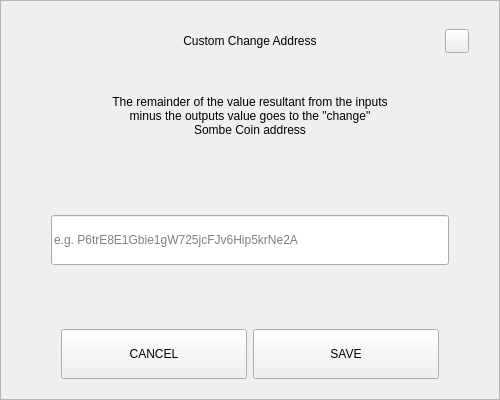
Above: src/qt/Sombe/forms/sendchangeaddressdialog.ui from unixteam2020/po before the change. Below: the same form after it.
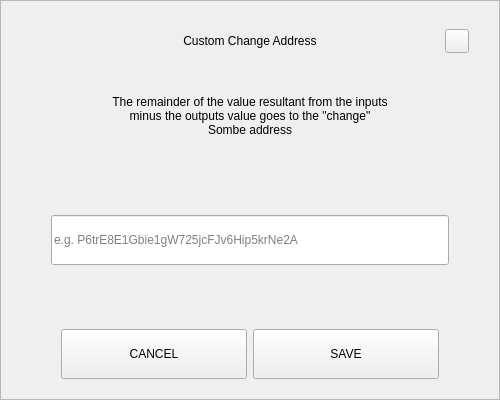
That is the form after the change.

Commit message: fix sombe coin to sombe

What changed in the file:
```diff
--- a/src/qt/Sombe/forms/sendchangeaddressdialog.ui
+++ b/src/qt/Sombe/forms/sendchangeaddressdialog.ui
@@ -164,7 +164,7 @@
          </size>
         </property>
         <property name="text">
-         <string>The remainder of the value resultant from the inputs minus the outputs value goes to the &quot;change&quot; Sombe Coin address</string>
+         <string>The remainder of the value resultant from the inputs minus the outputs value goes to the &quot;change&quot; Sombe address</string>
         </property>
         <property name="alignment">
          <set>Qt::AlignCenter</set>
```
The commit also changes 445 other files.
